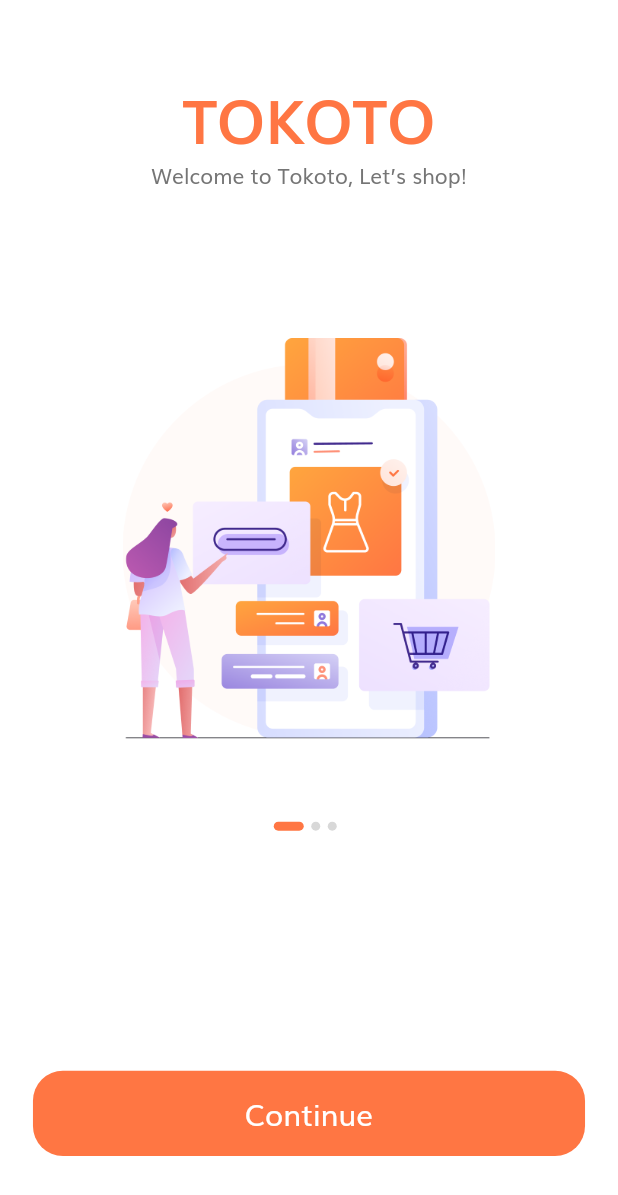
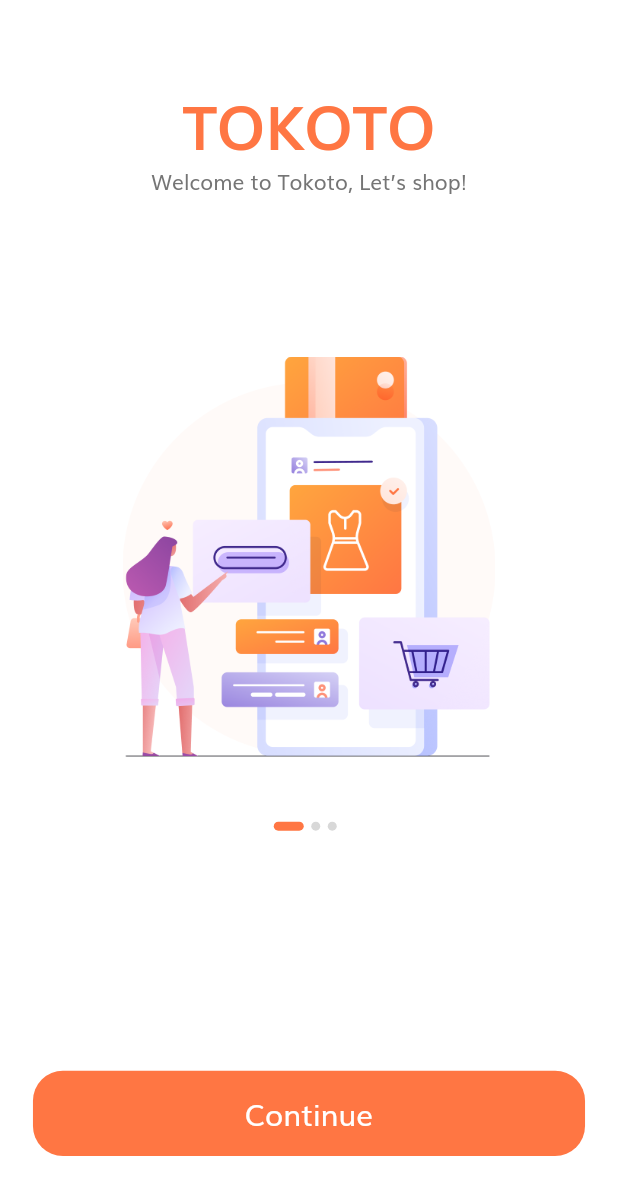
Before and after one commit to cocahonka/tokoto_shop, a Flutter app: the screen it shows after launch, on a phone screen of 412 x 824 dp. Shown: the top 1195 px of the screen. Run offline on Flutter 3.47's test engine with Material 2 defaults, Android fonts, the phone set to English and light mode, and no system bars.

Commit message:
initial layouting

```diff
--- a/lib/screens/splash/components/body.dart
+++ b/lib/screens/splash/components/body.dart
@@ -39,7 +39,9 @@
     return SafeArea(
       child: SizedBox(
         width: double.infinity,
-        child: Column(
+        child: Stack(
+          children: [
+            Column(
               children: [
                 Expanded(
                   flex: 3,
@@ -56,6 +58,11 @@
                     ),
                   ),
                 ),
+              ],
+            ),
+            Column(
+              children: [
+                const Spacer(flex: 3),
                 Expanded(
                   flex: 2,
                   child: Padding(
@@ -83,6 +90,8 @@
                 ),
               ],
             ),
+          ],
+        ),
       ),
     );
   }
--- a/lib/screens/splash/components/splash_content.dart
+++ b/lib/screens/splash/components/splash_content.dart
@@ -35,6 +35,7 @@
           height: getProportionateScreenHeight(265),
           width: getProportionateScreenWidth(235),
         ),
+        const Spacer(flex: 6),
       ],
     );
   }
--- a/lib/screens/splash/splash_screen.dart
+++ b/lib/screens/splash/splash_screen.dart
@@ -5,7 +5,7 @@
 class SplashScreen extends StatelessWidget {
   const SplashScreen({Key? key}) : super(key: key);
 
-  static const String routeName = '/spllash';
+  static const String routeName = '/splash';
 
   @override
   Widget build(BuildContext context) {
```
Lines whose indentation alone changed are shown as unchanged.
